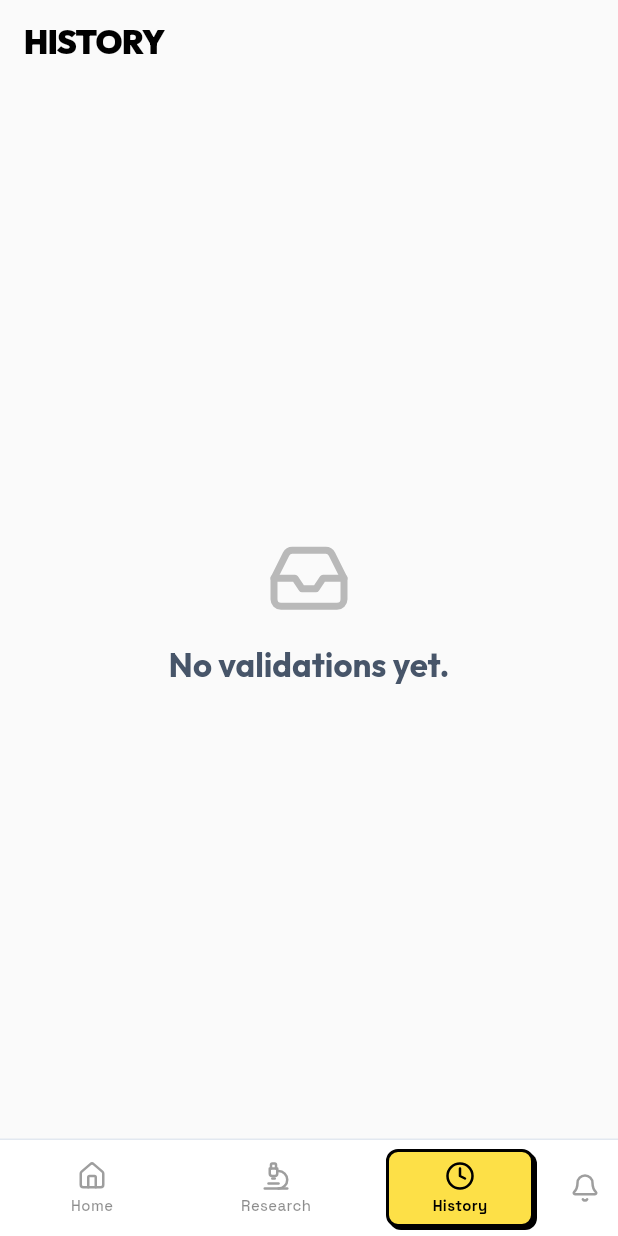
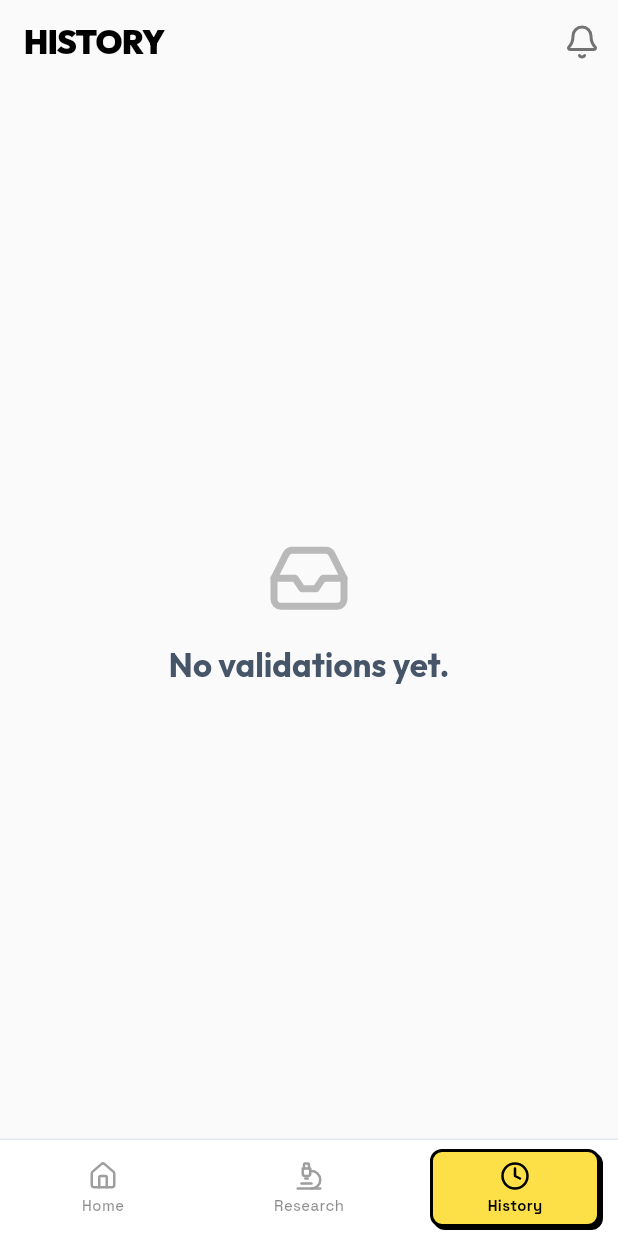
Before and after one commit to bhaweshverma50/validatyr, a Flutter app: the screen it shows after launch, item 3 of the bottom bar chosen, on a phone screen of 412 x 824 dp. Run offline on Flutter 3.47's test engine with Material 3 defaults, Android fonts, the phone set to English and light mode, and no system bars; our stand-ins replace flutter_dotenv, flutter_local_notifications, flutter_riverpod, google_fonts, lucide_icons, pdf and 3 more; missing offline and left inert: record; accounts and stored records are empty; network calls fail.

Commit message:
fix(ui): move notification bell out of bottom nav
Bell was crammed as a non-tab item in the bottom nav Row, breaking
visual rhythm. Now:
- Home tab: floating retro-styled bell at top-right (no AppBar)
- Research/History tabs: bell icon in AppBar actions
- Shared NotificationBell widget avoids duplication

Co-Authored-By: Claude Opus 4.6 <noreply@anthropic.com>

```diff
--- a/frontend/lib/features/history/history_screen.dart
+++ b/frontend/lib/features/history/history_screen.dart
@@ -8,6 +8,7 @@ import '../../services/api_service.dart';
 import '../../services/supabase_service.dart';
 import '../loading/loading_screen.dart';
 import '../results/results_screen.dart';
+import '../../shared_widgets/notification_bell.dart';
 import '../home/home_screen.dart';
 
 class HistoryScreen extends StatefulWidget {
@@ -183,6 +184,7 @@ class HistoryScreenState extends State<HistoryScreen> {
                 icon: const Icon(LucideIcons.trash2),
                 tooltip: 'Delete All',
                 onPressed: _deleteAll),
+          NotificationBell.appBarIcon(context),
         ],
       ),
       body: _buildBody(),
--- a/frontend/lib/features/research/research_dashboard_screen.dart
+++ b/frontend/lib/features/research/research_dashboard_screen.dart
@@ -6,6 +6,7 @@ import '../../shared_widgets/retro_button.dart';
 import '../../services/research_api_service.dart';
 import 'new_topic_screen.dart';
 import 'topic_channel_screen.dart';
+import '../../shared_widgets/notification_bell.dart';
 
 class ResearchDashboardScreen extends StatefulWidget {
   const ResearchDashboardScreen({super.key});
@@ -130,6 +131,7 @@ class _ResearchDashboardScreenState extends State<ResearchDashboardScreen> {
             icon: const Icon(LucideIcons.plus),
             onPressed: _openNewTopic,
           ),
+          NotificationBell.appBarIcon(context),
         ],
       ),
       body: _buildBody(),
--- a/frontend/lib/features/shell/app_shell.dart
+++ b/frontend/lib/features/shell/app_shell.dart
@@ -4,8 +4,7 @@ import '../home/home_screen.dart';
 import '../research/research_dashboard_screen.dart';
 import '../history/history_screen.dart';
 import '../../core/theme/custom_theme.dart';
-import '../../services/notification_service.dart';
-import '../notifications/notification_center_screen.dart';
+import '../../shared_widgets/notification_bell.dart';
 
 class AppShell extends StatefulWidget {
   const AppShell({super.key});
@@ -45,8 +44,6 @@ class _AppShellState extends State<AppShell> with WidgetsBindingObserver {
 
   @override
   void didChangeAppLifecycleState(AppLifecycleState state) {
-    // When app resumes from background, refresh the history tab
-    // so results saved while the phone was locked appear immediately.
     if (state == AppLifecycleState.resumed) {
       _historyKey.currentState?.refresh();
     }
@@ -54,7 +51,6 @@ class _AppShellState extends State<AppShell> with WidgetsBindingObserver {
 
   void _onTabTapped(int i) {
     setState(() => _currentIndex = i);
-    // Refresh history data every time the tab is selected
     if (i == 2) {
       _historyKey.currentState?.refresh();
     }
@@ -65,9 +61,20 @@ class _AppShellState extends State<AppShell> with WidgetsBindingObserver {
     final bottomPadding = MediaQuery.of(context).padding.bottom;
 
     return Scaffold(
-      body: IndexedStack(
-        index: _currentIndex,
-        children: _screens,
+      body: Stack(
+        children: [
+          IndexedStack(
+            index: _currentIndex,
+            children: _screens,
+          ),
+          // Floating notification bell — only on Home tab (no AppBar)
+          if (_currentIndex == 0)
+            Positioned(
+              top: MediaQuery.of(context).padding.top + 8,
+              right: 12,
+              child: NotificationBell.floating(context),
+            ),
+        ],
       ),
       bottomNavigationBar: Container(
         decoration: const BoxDecoration(
@@ -127,49 +134,6 @@ class _AppShellState extends State<AppShell> with WidgetsBindingObserver {
                 ),
               );
             }),
-            // Notification bell
-            StreamBuilder<int>(
-              stream: NotificationService.instance.unreadCountStream,
-              initialData: NotificationService.instance.unreadCount,
-              builder: (context, snapshot) {
-                final count = snapshot.data ?? 0;
-                return GestureDetector(
-                  behavior: HitTestBehavior.opaque,
-                  onTap: () => Navigator.push(
-                    context,
-                    MaterialPageRoute(builder: (_) => const NotificationCenterScreen()),
-                  ),
-                  child: Padding(
-                    padding: const EdgeInsets.symmetric(horizontal: 12, vertical: 6),
-                    child: Stack(
-                      clipBehavior: Clip.none,
-                      children: [
-                        Icon(LucideIcons.bell, size: 20, color: count > 0 ? Colors.black : Colors.black38),
-                        if (count > 0)
-                          Positioned(
-                            right: -6,
-                            top: -4,
-                            child: Container(
-                              padding: const EdgeInsets.all(3),
-                              decoration: BoxDecoration(
-                                color: RetroTheme.pink,
-                                shape: BoxShape.circle,
-                                border: Border.all(color: Colors.black, width: 1.5),
-                              ),
-                              constraints: const BoxConstraints(minWidth: 16, minHeight: 16),
-                              child: Text(
-                                count > 9 ? '9+' : '$count',
-                                style: const TextStyle(fontSize: 9, fontWeight: FontWeight.w900, color: Colors.black),
-                                textAlign: TextAlign.center,
-                              ),
-                            ),
-                          ),
-                      ],
-                    ),
-                  ),
-                );
-              },
-            ),
           ],
         ),
       ),
--- /dev/null
+++ b/frontend/lib/shared_widgets/notification_bell.dart
@@ -0,0 +1,112 @@
+import 'package:flutter/material.dart';
+import 'package:lucide_icons/lucide_icons.dart';
+import '../core/theme/custom_theme.dart';
+import '../services/notification_service.dart';
+import '../features/notifications/notification_center_screen.dart';
+
+/// Shared notification bell widget used in AppBars and as a floating button.
+class NotificationBell {
+  NotificationBell._();
+
+  /// Bell icon for use in AppBar `actions` lists.
+  static Widget appBarIcon(BuildContext context) {
+    return StreamBuilder<int>(
+      stream: NotificationService.instance.unreadCountStream,
+      initialData: NotificationService.instance.unreadCount,
+      builder: (context, snapshot) {
+        final count = snapshot.data ?? 0;
+        return IconButton(
+          onPressed: () => Navigator.push(
+            context,
+            MaterialPageRoute(builder: (_) => const NotificationCenterScreen()),
+          ),
+          icon: Stack(
+            clipBehavior: Clip.none,
+            children: [
+              Icon(LucideIcons.bell, color: count > 0 ? Colors.black : Colors.black54),
+              if (count > 0)
+                Positioned(
+                  right: -4,
+                  top: -4,
+                  child: Container(
+                    padding: const EdgeInsets.all(2),
+                    decoration: BoxDecoration(
+                      color: RetroTheme.pink,
+                      shape: BoxShape.circle,
+                      border: Border.all(color: Colors.black, width: 1.5),
+                    ),
+                    constraints: const BoxConstraints(minWidth: 16, minHeight: 16),
+                    child: Text(
+                      count > 9 ? '9+' : '$count',
+                      style: const TextStyle(fontSize: 8, fontWeight: FontWeight.w900, color: Colors.black),
+                      textAlign: TextAlign.center,
+                    ),
+                  ),
+                ),
+            ],
+          ),
+        );
+      },
+    );
+  }
+
+  /// Floating retro-styled bell button (for screens without AppBar).
+  static Widget floating(BuildContext context) {
+    return StreamBuilder<int>(
+      stream: NotificationService.instance.unreadCountStream,
+      initialData: NotificationService.instance.unreadCount,
+      builder: (context, snapshot) {
+        final count = snapshot.data ?? 0;
+        return GestureDetector(
+          onTap: () => Navigator.push(
+            context,
+            MaterialPageRoute(builder: (_) => const NotificationCenterScreen()),
+          ),
+          child: Container(
+            width: 40,
+            height: 40,
+            decoration: BoxDecoration(
+              color: count > 0 ? RetroTheme.pink : RetroTheme.surface,
+              borderRadius: BorderRadius.circular(10),
+              border: Border.all(color: Colors.black, width: 2),
+              boxShadow: const [
+                BoxShadow(color: Colors.black, offset: Offset(2, 2), blurRadius: 0),
+              ],
+            ),
+            child: Stack(
+              clipBehavior: Clip.none,
+              children: [
+                const Center(
+                  child: Icon(LucideIcons.bell, size: 18, color: Colors.black),
+                ),
+                if (count > 0)
+                  Positioned(
+                    right: -4,
+                    top: -4,
+                    child: Container(
+                      padding: const EdgeInsets.all(3),
+                      decoration: BoxDecoration(
+                        color: RetroTheme.yellow,
+                        shape: BoxShape.circle,
+                        border: Border.all(color: Colors.black, width: 1.5),
+                      ),
+                      constraints: const BoxConstraints(minWidth: 18, minHeight: 18),
+                      child: Text(
+                        count > 9 ? '9+' : '$count',
+                        style: const TextStyle(
+                          fontSize: 9,
+                          fontWeight: FontWeight.w900,
+                          color: Colors.black,
+                        ),
+                        textAlign: TextAlign.center,
+                      ),
+                    ),
+                  ),
+              ],
+            ),
+          ),
+        );
+      },
+    );
+  }
+}
```
